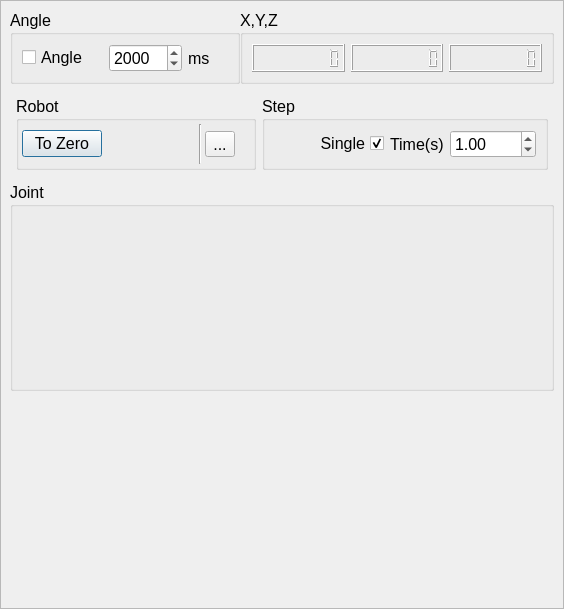
Above: source/wnd/ui/roboaxes.ui from ww4u/megarobostudio before the change. Below: the same form after it.
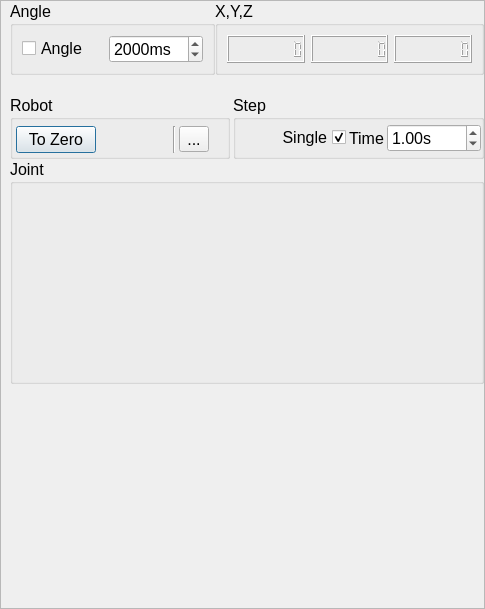
That is the form after the change. Icons and pictures are not drawn. Custom widgets are drawn as their Qt base class.

Diff of the .ui file:
```diff
--- a/source/wnd/ui/roboaxes.ui
+++ b/source/wnd/ui/roboaxes.ui
@@ -6,7 +6,7 @@
    <rect>
     <x>0</x>
     <y>0</y>
-    <width>564</width>
+    <width>485</width>
     <height>609</height>
    </rect>
   </property>
@@ -30,6 +30,9 @@
    <bool>false</bool>
   </property>
   <layout class="QVBoxLayout" name="verticalLayout">
+   <property name="spacing">
+    <number>6</number>
+   </property>
    <property name="leftMargin">
     <number>0</number>
    </property>
@@ -58,11 +61,23 @@
        <rect>
         <x>0</x>
         <y>0</y>
-        <width>562</width>
+        <width>483</width>
         <height>607</height>
        </rect>
       </property>
       <layout class="QVBoxLayout" name="verticalLayout_3">
+       <property name="spacing">
+        <number>0</number>
+       </property>
+       <property name="topMargin">
+        <number>0</number>
+       </property>
+       <property name="rightMargin">
+        <number>0</number>
+       </property>
+       <property name="bottomMargin">
+        <number>0</number>
+       </property>
        <item>
         <layout class="QHBoxLayout" name="horizontalLayout_4">
          <property name="spacing">
@@ -114,6 +129,9 @@
             </item>
             <item>
              <widget class="QSpinBox" name="sampleTimer">
+              <property name="suffix">
+               <string>ms</string>
+              </property>
               <property name="minimum">
                <number>10</number>
               </property>
@@ -128,13 +146,6 @@
               </property>
              </widget>
             </item>
-            <item>
-             <widget class="QLabel" name="label_17">
-              <property name="text">
-               <string>ms</string>
-              </property>
-             </widget>
-            </item>
             <item>
              <spacer name="horizontalSpacer">
               <property name="orientation">
@@ -201,19 +212,57 @@
          </item>
         </layout>
        </item>
+       <item>
+        <layout class="QHBoxLayout" name="horizontalLayout_6">
+         <property name="spacing">
+          <number>0</number>
+         </property>
+         <property name="leftMargin">
+          <number>0</number>
+         </property>
+         <property name="topMargin">
+          <number>0</number>
+         </property>
+         <property name="rightMargin">
+          <number>0</number>
+         </property>
+         <property name="bottomMargin">
+          <number>0</number>
+         </property>
+         <item>
+          <widget class="CoordOption" name="coordOption" native="true"/>
+         </item>
+         <item>
+          <spacer name="horizontalSpacer_3">
+           <property name="orientation">
+            <enum>Qt::Horizontal</enum>
+           </property>
+           <property name="sizeHint" stdset="0">
+            <size>
+             <width>40</width>
+             <height>20</height>
+            </size>
+           </property>
+          </spacer>
+         </item>
+        </layout>
+       </item>
        <item>
         <layout class="QHBoxLayout" name="horizontalLayout_5">
+         <property name="spacing">
+          <number>3</number>
+         </property>
          <property name="leftMargin">
-          <number>6</number>
+          <number>0</number>
          </property>
          <property name="topMargin">
-          <number>6</number>
+          <number>0</number>
          </property>
          <property name="rightMargin">
-          <number>6</number>
+          <number>0</number>
          </property>
          <property name="bottomMargin">
-          <number>6</number>
+          <number>0</number>
          </property>
          <item>
           <widget class="QGroupBox" name="groupBox_2">
@@ -234,7 +283,7 @@
              <number>3</number>
             </property>
             <property name="topMargin">
-             <number>3</number>
+             <number>6</number>
             </property>
             <property name="rightMargin">
              <number>3</number>
@@ -308,11 +357,29 @@
             <string>Step</string>
            </property>
            <layout class="QGridLayout" name="gridLayout_2">
+            <property name="leftMargin">
+             <number>0</number>
+            </property>
+            <property name="topMargin">
+             <number>0</number>
+            </property>
+            <property name="rightMargin">
+             <number>0</number>
+            </property>
+            <property name="bottomMargin">
+             <number>0</number>
+            </property>
+            <property name="spacing">
+             <number>3</number>
+            </property>
             <item row="0" column="3">
              <widget class="QDoubleSpinBox" name="spinStepTime">
               <property name="toolTip">
                <string>Step Time</string>
               </property>
+              <property name="suffix">
+               <string>s</string>
+              </property>
               <property name="minimum">
                <double>0.010000000000000</double>
               </property>
@@ -327,7 +394,7 @@
             <item row="0" column="2">
              <widget class="QLabel" name="label">
               <property name="text">
-               <string>Time(s)</string>
+               <string>Time</string>
               </property>
              </widget>
             </item>
@@ -375,7 +442,7 @@
          </property>
          <layout class="QVBoxLayout" name="verticalLayout_2">
           <property name="spacing">
-           <number>3</number>
+           <number>0</number>
           </property>
           <property name="leftMargin">
            <number>0</number>
@@ -441,6 +508,12 @@
    <header>pageoption.h</header>
    <container>1</container>
   </customwidget>
+  <customwidget>
+   <class>CoordOption</class>
+   <extends>QWidget</extends>
+   <header>coordoption.h</header>
+   <container>1</container>
+  </customwidget>
   <customwidget>
    <class>RoboJoint</class>
    <extends>QWidget</extends>
```
